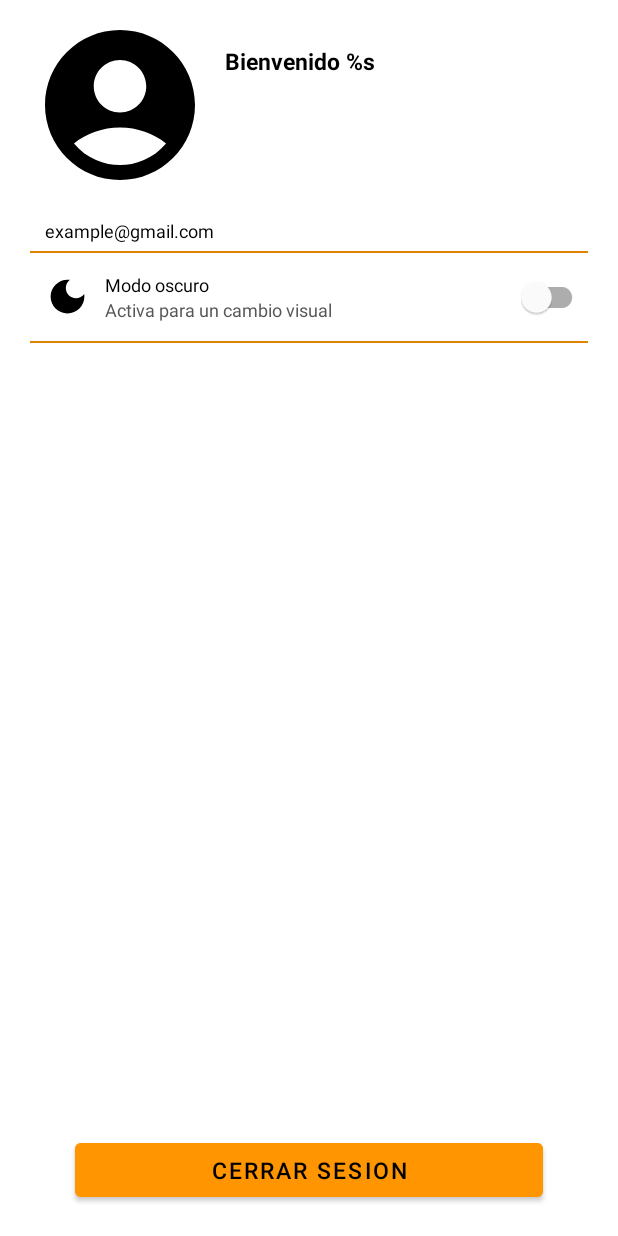
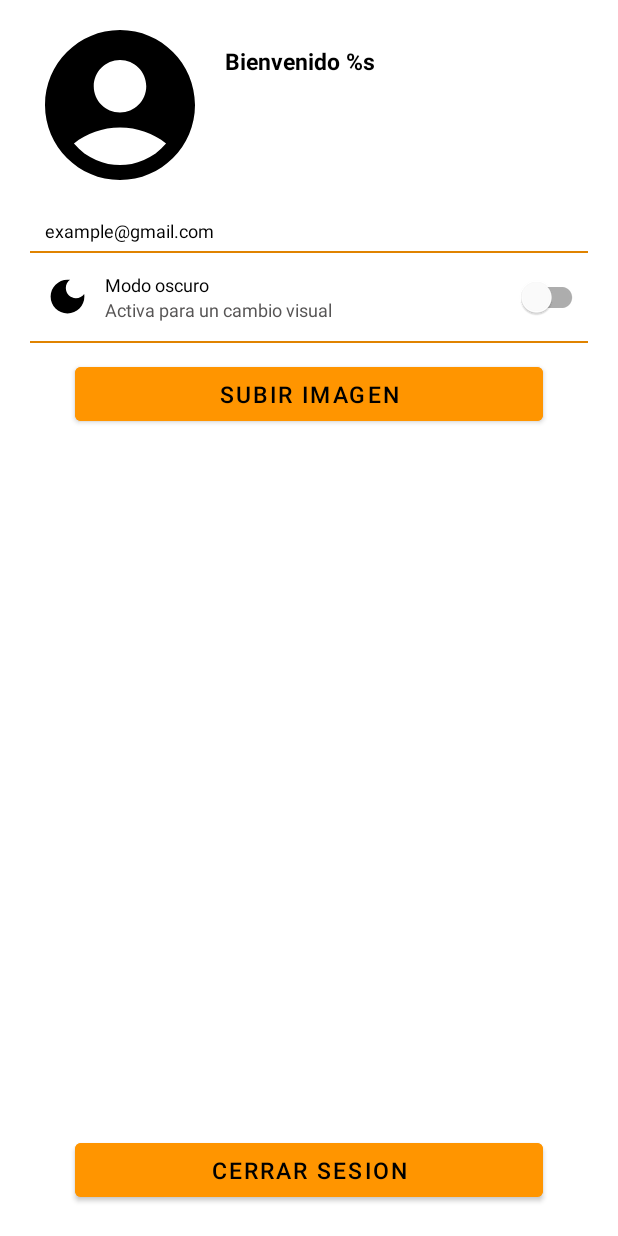
Before and after one commit to Alexis764/MiRutaV2, an Android app: the layout fragment_home.xml on its own in the app's theme, with its tools: preview values and no code run, on a phone screen of 412 x 824 dp. Run offline under Robolectric (Android 15) with nearby library versions, the phone set to English and light mode, and no system bars; network calls fail.

Commit message:
Subir imagenes a firebase y actualizar url en api

```diff
--- a/app/src/main/AndroidManifest.xml
+++ b/app/src/main/AndroidManifest.xml
@@ -11,6 +11,9 @@
     <uses-permission android:name="android.permission.ACCESS_FINE_LOCATION" />
     <uses-permission android:name="android.permission.ACCESS_COARSE_LOCATION" />
 
+    <!-- Permiso de storage firebase -->
+    <uses-permission android:name="android.permission.READ_EXTERNAL_STORAGE" />
+    <uses-permission android:name="android.permission.WRITE_EXTERNAL_STORAGE" />
 
 
     <application
--- a/app/src/main/res/layout/fragment_home.xml
+++ b/app/src/main/res/layout/fragment_home.xml
@@ -121,6 +121,18 @@
             android:background="@color/accent">
         </com.google.android.material.divider.MaterialDivider>
 
+        <Button
+            android:id="@+id/btnUploadImage"
+            android:layout_width="match_parent"
+            android:layout_height="wrap_content"
+            android:text="@string/uploadImage"
+            android:textSize="15sp"
+            android:textColor="@color/black"
+            android:backgroundTint="@color/accent"
+            android:layout_marginHorizontal="30dp"
+            android:layout_marginVertical="10dp">
+        </Button>
+
     </LinearLayout>
 
     <Button
--- a/app/src/main/res/values/strings.xml
+++ b/app/src/main/res/values/strings.xml
@@ -34,6 +34,8 @@
 
     <string name="content_img_user">Imagen del usuario</string>
     <string name="content_img_dark_mode">Imagen de modo oscuro</string>
+
+    <string name="uploadImage">Subir imagen</string>
 
     <string name="logout">Cerrar sesion</string>
     <string name="titleDialogLogout">¿Salir de tu cuenta?</string>
--- a/build.gradle
+++ b/build.gradle
@@ -4,4 +4,5 @@ plugins {
     id 'com.android.library' version '7.4.2' apply false
     id 'org.jetbrains.kotlin.android' version '1.8.0' apply false
     id 'com.google.android.libraries.mapsplatform.secrets-gradle-plugin' version '2.0.1' apply false
+    id 'com.google.gms.google-services' version '4.3.15' apply false
 }
```
Also changed, not shown: app/build.gradle (+7 -0 lines), app/src/main/java/com/example/mirutav2/home/HomeFragment.kt (+113 -0 lines), 1 other file.
